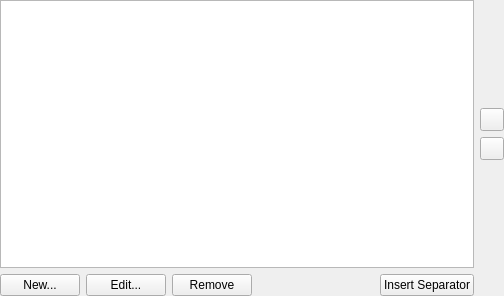
KDE/kate, file addons/externaltools/configwidget.ui: the form before one commit.
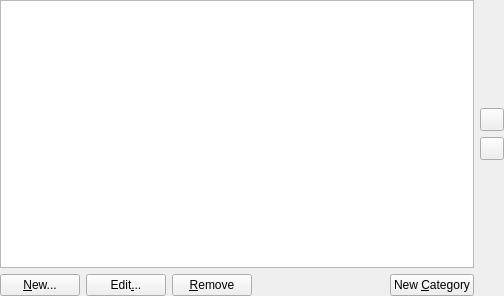
The form after the commit.

Commit message: Delete support for separators. Support for categories will be added later

The edit to the form file:
```diff
--- a/addons/externaltools/configwidget.ui
+++ b/addons/externaltools/configwidget.ui
@@ -56,21 +56,21 @@
        <item>
         <widget class="QPushButton" name="btnNew">
          <property name="text">
-          <string>New...</string>
+          <string>&amp;New...</string>
          </property>
         </widget>
        </item>
        <item>
         <widget class="QPushButton" name="btnEdit">
          <property name="text">
-          <string>Edit...</string>
+          <string>Edit&amp;...</string>
          </property>
         </widget>
        </item>
        <item>
         <widget class="QPushButton" name="btnRemove">
          <property name="text">
-          <string>Remove</string>
+          <string>&amp;Remove</string>
          </property>
         </widget>
        </item>
@@ -90,7 +90,7 @@
        <item>
         <widget class="QPushButton" name="btnSeparator">
          <property name="text">
-          <string>Insert Separator</string>
+          <string>New &amp;Category</string>
          </property>
         </widget>
        </item>
```
Left out of the diff: 2 changed lines with no effect on the pictures. The commit also changes 3 other files.
